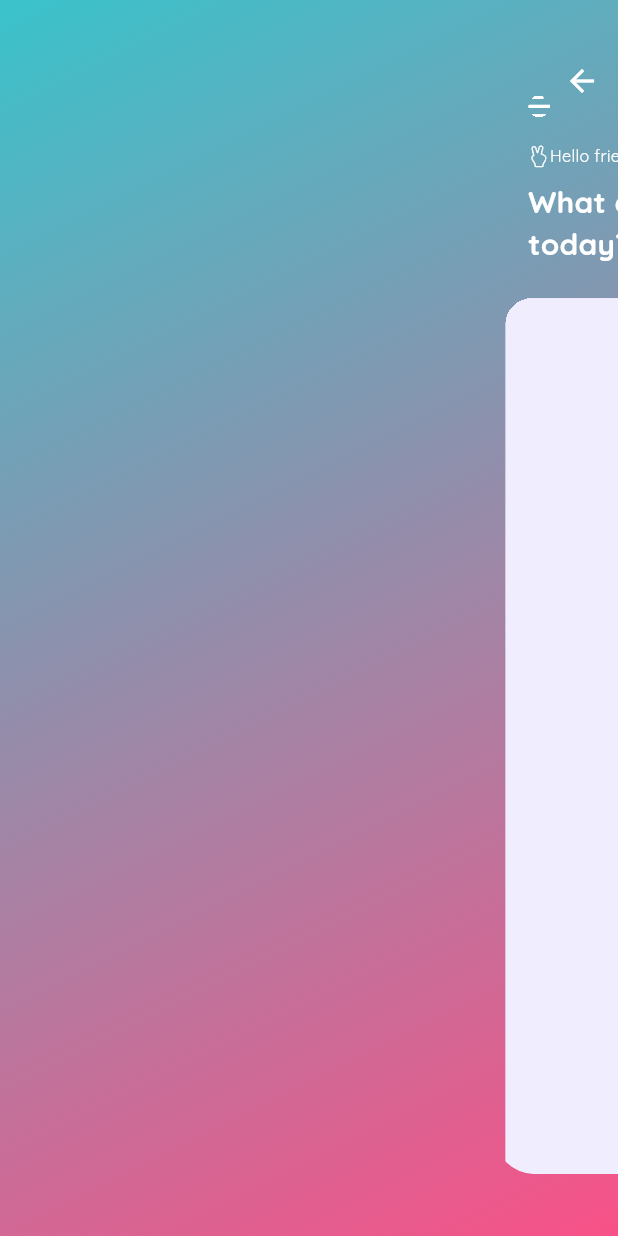
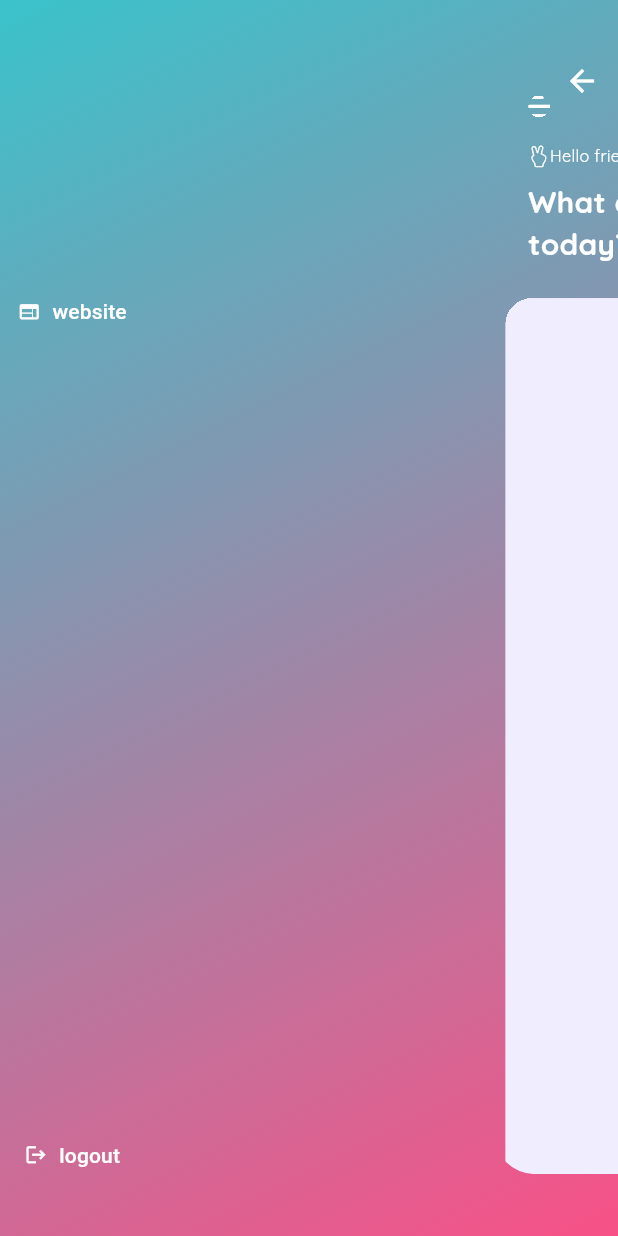
Before and after one commit to PGV-da/csacademy, a Flutter app: the HomeScreen screen opened by its route, after a tap on an icon or button, on a phone screen of 412 x 824 dp. Run offline on Flutter 3.47's test engine with Material 3 defaults, Android fonts, the light colour scheme and no system bars; drawn by our look-alikes of flutter_zoom_drawer; our stand-ins replace cached_network_image, cloud_firestore, firebase_auth, firebase_core, firebase_storage, flutter_svg and 3 more; accounts and stored records are empty; project files that could hold a hidden picture were left out.

Commit message:
Logout & toolbar update

```diff
--- a/lib/controllers/question_paper/question_paper_controller.dart
+++ b/lib/controllers/question_paper/question_paper_controller.dart
@@ -35,8 +35,10 @@ class QuestionPaperController extends GetxController {
     }
   }
 
-  void navigateToQuestions(
-      {required QuestionPaperModel paper, bool tryAgain = false}) {
+  void navigateToQuestions({
+    required QuestionPaperModel paper,
+    bool tryAgain = false,
+  }) {
     AuthController _authController = Get.find();
     if (_authController.isLoggedIn()) {
       if (tryAgain) {
--- a/lib/controllers/zoom_drawer_controller.dart
+++ b/lib/controllers/zoom_drawer_controller.dart
@@ -1,20 +1,29 @@
+import 'package:csacademy/controllers/auth_controller.dart';
+import 'package:firebase_auth/firebase_auth.dart';
 import 'package:flutter_zoom_drawer/flutter_zoom_drawer.dart';
 import 'package:get/get.dart';
 
 class MyZoomDrawerController extends GetxController {
   final zoomDrawerController = ZoomDrawerController();
 
+  Rxn<User?> user = Rxn();
+
   @override
   void onReady() {
+    user.value = Get.find<AuthController>().getUser();
     super.onReady();
   }
 
-  void toogleDrawer() {
+  void toggleDrawer() {
     zoomDrawerController.toggle?.call();
     update();
   }
 
-  void signOut() {}
+  void signOut() {
+    Get.find<AuthController>().signOut();
+  }
 
   void signIn() {}
+
+  void website() {}
 }
--- a/lib/routes/app_routes.dart
+++ b/lib/routes/app_routes.dart
@@ -17,7 +17,7 @@ class AppRoutes {
           page: () => const AppIntroductionScreen(),
         ),
         GetPage(
-          name: '/home',
+          name: HomeScreen.routeName,
           page: () => const HomeScreen(),
           binding: BindingsBuilder(() {
             Get.put(QuestionPaperController());
--- a/lib/screens/home/home_screen.dart
+++ b/lib/screens/home/home_screen.dart
@@ -14,6 +14,8 @@ import 'package:get/get.dart';
 
 class HomeScreen extends GetView<MyZoomDrawerController> {
   const HomeScreen({super.key});
+
+  static const String routeName = "/home";
 
   @override
   Widget build(BuildContext context) {
@@ -41,7 +43,7 @@ class HomeScreen extends GetView<MyZoomDrawerController> {
                         crossAxisAlignment: CrossAxisAlignment.start,
                         children: [
                           AppCircleButton(
-                            onTap: controller.toogleDrawer,
+                            onTap: controller.toggleDrawer,
                             child: const Icon(AppIcons.menuLeft),
                           ),
                           const SizedBox(height: 10),
--- a/lib/screens/home/question_card.dart
+++ b/lib/screens/home/question_card.dart
@@ -23,6 +23,7 @@ class QuestionCard extends GetView<QuestionPaperController> {
       ),
       child: InkWell(
         onTap: () {
+          // print('${model.title}');
           controller.navigateToQuestions(paper: model);
         },
         child: Padding(
--- a/lib/screens/menu/menu_screen.dart
+++ b/lib/screens/menu/menu_screen.dart
@@ -27,9 +27,42 @@ class MyMenuScreen extends GetView<MyZoomDrawerController> {
                 child: BackButton(
                   color: Colors.white,
                   onPressed: () {
-                      controller.toogleDrawer();
+                    controller.toggleDrawer();
                   },
-                  ))
+                ),
+              ),
+              Padding(
+                padding: EdgeInsets.only(
+                    right: MediaQuery.of(context).size.width * 0.3),
+                child: Column(
+                  children: [
+                    Obx(
+                      () => controller.user.value == null
+                          ? const SizedBox()
+                          : Text(
+                              controller.user.value!.displayName ?? '',
+                              style: const TextStyle(
+                                fontWeight: FontWeight.w900,
+                                fontSize: 18,
+                                color: onSurfaceTextColor,
+                              ),
+                            ),
+                    ),
+                    const Spacer(flex: 1),
+                    _DrawerButton(
+                      icon: Icons.web,
+                      label: "website",
+                      onPressed: () => controller.website(),
+                    ),
+                    const Spacer(flex: 4),
+                    _DrawerButton(
+                      icon: Icons.logout,
+                      label: "logout",
+                      onPressed: () => controller.signOut(),
+                    )
+                  ],
+                ),
+              )
             ],
           ),
         ),
@@ -37,3 +70,28 @@ class MyMenuScreen extends GetView<MyZoomDrawerController> {
     );
   }
 }
+
+class _DrawerButton extends StatelessWidget {
+  const _DrawerButton({
+    super.key,
+    required this.icon,
+    required this.label,
+    this.onPressed,
+  });
+
+  final IconData icon;
+  final String label;
+  final VoidCallback? onPressed;
+
+  @override
+  Widget build(BuildContext context) {
+    return TextButton.icon(
+      onPressed: onPressed,
+      label: Text(label),
+      icon: Icon(
+        icon,
+        size: 15,
+      ),
+    );
+  }
+}
--- a/lib/widgets/dialogs/dialogue_widget.dart
+++ b/lib/widgets/dialogs/dialogue_widget.dart
@@ -11,7 +11,7 @@ class Dialogs {
   static Widget questionStartDialogue({required VoidCallback onTap}) {
     return AlertDialog(
       content: const Column(
-        mainAxisAlignment: MainAxisAlignment.start,
+        mainAxisSize: MainAxisSize.min,
         crossAxisAlignment: CrossAxisAlignment.start,
         children: [
           Text(
```
Also changed, not shown: lib/controllers/auth_controller.dart (+29 -6 lines), lib/screens/login/login_screen.dart (+6 -2 lines), 1 other file. Lines whose indentation alone changed are shown as unchanged.
